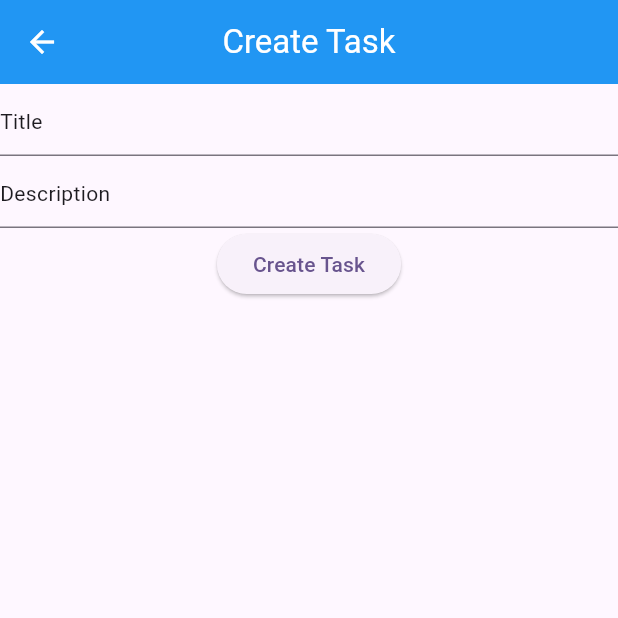
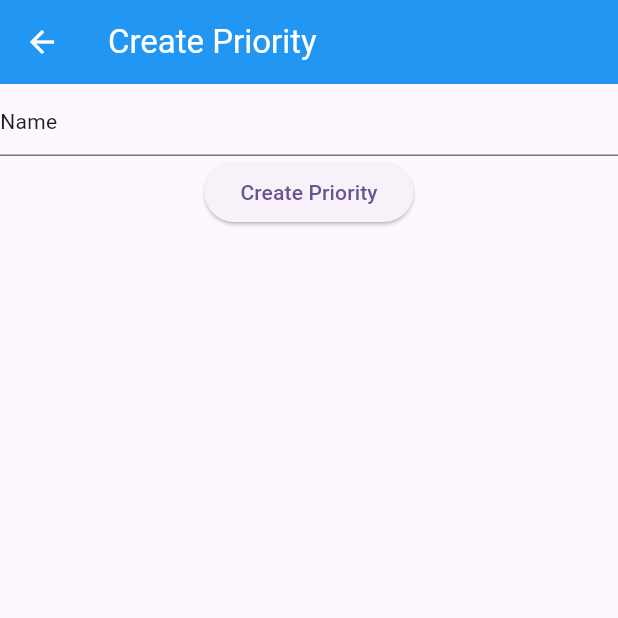
Before and after one commit to AbRehman536/haris_backend, a Flutter app: the screen it shows after launch, after a tap on the "add" icon, on a phone screen of 412 x 824 dp, the top half of it. Run offline on Flutter 3.47's test engine with Material 3 defaults, Android fonts, the phone set to English and light mode, and no system bars; our stand-ins replace cloud_firestore, firebase_core; accounts and stored records are empty.

Commit message:
Priority Task done

```diff
--- a/lib/main.dart
+++ b/lib/main.dart
@@ -1,5 +1,6 @@
 import 'package:firebase_core/firebase_core.dart';
 import 'package:flutter/material.dart';
+import 'package:haris_backend/views/priority/get_all_priority.dart';
 import 'package:haris_backend/views/tasks/get_all_task.dart';
 
 void main()async {
@@ -34,7 +35,7 @@ class MyApp extends StatelessWidget {
         // tested with just a hot reload.
         colorScheme: ColorScheme.fromSeed(seedColor: Colors.deepPurple),
       ),
-      home: GetAllTask(),
+      home: GetAllPriority(),
     );
   }
 }
--- /dev/null
+++ b/lib/models/priority.dart
@@ -0,0 +1,29 @@
+// To parse this JSON data, do
+//
+//     final priorityModel = priorityModelFromJson(jsonString);
+
+import 'dart:convert';
+
+class PriorityModel {
+  final String? docId;
+  final String? name;
+  final int? createdAt;
+
+  PriorityModel({
+    this.docId,
+    this.name,
+    this.createdAt,
+  });
+
+  factory PriorityModel.fromJson(Map<String, dynamic> json) => PriorityModel(
+    docId: json["docId"],
+    name: json["name"],
+    createdAt: json["createdAt"],
+  );
+
+  Map<String, dynamic> toJson(String priorityID) => {
+    "docId": priorityID,
+    "name": name,
+    "createdAt": createdAt,
+  };
+}
--- a/lib/models/task.dart
+++ b/lib/models/task.dart
@@ -6,6 +6,7 @@ import 'dart:convert';
 
 class TaskModel {
   final String? docId;
+  final String? priorityID;
   final String? title;
   final String? description;
   final bool? isCompleted;
@@ -13,6 +14,7 @@ class TaskModel {
 
   TaskModel({
     this.docId,
+    this.priorityID,
     this.title,
     this.description,
     this.isCompleted,
@@ -21,6 +23,7 @@ class TaskModel {
 
   factory TaskModel.fromJson(Map<String, dynamic> json) => TaskModel(
     docId: json["docID"],
+    priorityID: json["priorityID"],
     title: json["title"],
     description: json["description"],
     isCompleted: json["isCompleted"],
@@ -29,6 +32,7 @@ class TaskModel {
 
   Map<String, dynamic> toJson(String taskID) => {
     "docID": taskID,
+    "priorityID": priorityID,
     "title": title,
     "description": description,
     "isCompleted": isCompleted,
--- /dev/null
+++ b/lib/services/priority.dart
@@ -0,0 +1,50 @@
+import 'package:cloud_firestore/cloud_firestore.dart';
+import 'package:haris_backend/models/priority.dart';
+
+import '../models/task.dart';
+
+class PriorityServices{
+  String priorityCollection = "PriorityCollection";
+
+  ///Create Priority
+  Future createPriority(PriorityModel model)async{
+    DocumentReference documentReference =
+    await FirebaseFirestore.instance
+        .collection(priorityCollection)
+        .doc();
+    return await FirebaseFirestore.instance
+        .collection(priorityCollection)
+        .doc(documentReference.id)
+        .set(model.toJson(documentReference.id));
+  }
+  ///Update Priority
+  Future updatePriority(PriorityModel model)async{
+    return await FirebaseFirestore.instance
+        .collection(priorityCollection)
+        .doc(model.docId)
+        .update({"name" : model.name});
+  }
+  ///Delete Priority
+  Future deletePriority(String priorityID)async{
+    return await FirebaseFirestore.instance
+        .collection(priorityCollection)
+        .doc(priorityID)
+        .delete();
+  }
+  ///Get All Priority
+  Stream<List<PriorityModel>> getAllPriority(){
+    return FirebaseFirestore.instance
+        .collection(priorityCollection)
+        .snapshots()
+        .map((taskList) => taskList.docs
+        .map((taskJson) => PriorityModel.fromJson(taskJson.data())).toList());
+  }
+  ///Get Priority
+  Future<List<PriorityModel>> getPriority(){
+    return FirebaseFirestore.instance
+        .collection(priorityCollection)
+        .get()
+        .then((taskList) => taskList.docs
+        .map((taskJson) => PriorityModel.fromJson(taskJson.data())).toList());
+  }
+}
--- /dev/null
+++ b/lib/views/priority/create_update_priority.dart
@@ -0,0 +1,103 @@
+import 'package:flutter/material.dart';
+import 'package:haris_backend/services/priority.dart';
+
+import '../../models/priority.dart';
+
+class CreateUpdatePriority extends StatefulWidget {
+  final PriorityModel model;
+  final bool isUpdatedMode ;
+  const CreateUpdatePriority({super.key, required this.model, required this.isUpdatedMode});
+
+  @override
+  State<CreateUpdatePriority> createState() => _CreateUpdatePriorityState();
+}
+
+class _CreateUpdatePriorityState extends State<CreateUpdatePriority> {
+  TextEditingController nameController = TextEditingController();
+  bool isLoading = false;
+  @override
+  void initState(){
+    super.initState();
+    if(widget.isUpdatedMode == true) {
+      nameController = TextEditingController(
+          text: widget.model.name.toString()
+      );
+    }
+  }
+  @override
+  Widget build(BuildContext context) {
+    return Scaffold(
+      appBar: AppBar(
+        title: Text(widget.isUpdatedMode ? "Update Priority" : "Create Priority"),
+        backgroundColor: Colors.blue,
+        foregroundColor: Colors.white,
+      ),
+      body: Column(
+        children: [
+          TextField(
+            controller: nameController,
+            decoration: InputDecoration(
+              hint: Text("Name"),
+            ),
+          ),
+          isLoading ? Center(child: CircularProgressIndicator(),)
+              :ElevatedButton(onPressed: ()async{
+                try{
+                  if(widget.isUpdatedMode == true){
+                    await PriorityServices().updatePriority(
+                      PriorityModel(
+                        docId: widget.model.docId.toString(),
+                        name: nameController.text.toString(),
+                        createdAt: DateTime.now().millisecondsSinceEpoch,
+                      )
+                    ).then((value){
+                      showDialog(context: context, builder: (BuildContext context) {
+                        return AlertDialog(
+                          content: Text("Update Successfully"),
+                          actions: [
+                            TextButton(onPressed: (){
+                              Navigator.pop(context);
+                              Navigator.pop(context);
+                            }, child: Text("Ok"))
+                          ],
+                        );
+                      },);
+                    });
+                  }
+                  else{
+                    {
+                      await PriorityServices().createPriority(
+                          PriorityModel(
+                            name: nameController.text.toString(),
+                            createdAt: DateTime.now().millisecondsSinceEpoch,
+                          )
+                      ).then((value){
+                        showDialog(context: context, builder: (BuildContext context) {
+                          return AlertDialog(
+                            content: Text("Create Successfully"),
+                            actions: [
+                              TextButton(onPressed: (){
+                                Navigator.pop(context);
+                                Navigator.pop(context);
+                              }, child: Text("Ok"))
+                            ],
+                          );
+                        },);
+                      });
+                    }
+                  }
+
+                }catch(e){
+                  isLoading = false;
+                  setState(() {});
+                  ScaffoldMessenger.of(context)
+                      .showSnackBar(SnackBar(content: Text(e.toString())));
+                }
+          }, child: Text(
+            widget.isUpdatedMode ? "Update Priority" : "Create Priority"
+          ))
+        ],
+      ),
+    );
+  }
+}
--- /dev/null
+++ b/lib/views/priority/get_all_priority.dart
@@ -0,0 +1,57 @@
+import 'package:flutter/material.dart';
+import 'package:haris_backend/models/priority.dart';
+import 'package:haris_backend/services/priority.dart';
+import 'package:haris_backend/views/priority/create_update_priority.dart';
+import 'package:provider/provider.dart';
+
+class GetAllPriority extends StatelessWidget {
+  const GetAllPriority({super.key});
+
+  @override
+  Widget build(BuildContext context) {
+    return Scaffold(
+      appBar: AppBar(
+        title: Text("Get All Priority"),
+        backgroundColor: Colors.blue,
+        foregroundColor: Colors.white,
+      ),
+
+      floatingActionButton: FloatingActionButton(onPressed: (){
+        Navigator.push(context, MaterialPageRoute(builder: (context)=> CreateUpdatePriority(model: PriorityModel(), isUpdatedMode: false)));
+      },child: Icon(Icons.add),),
+      body: StreamProvider.value(
+          value: PriorityServices().getAllPriority(),
+          initialData: [PriorityModel()],
+          builder: (context, child){
+            List<PriorityModel> priorityList = context.watch<List<PriorityModel>>();
+            return ListView.builder(
+              itemCount: priorityList.length,
+              itemBuilder: (BuildContext context, int index) {
+              return ListTile(
+                leading: Icon(Icons.priority_high),
+                title: Text(priorityList[index].name.toString()),
+                trailing: Row(
+                  mainAxisSize: MainAxisSize.min,
+                  children: [
+                    IconButton(onPressed: ()async{
+                      try{
+                        await PriorityServices().deletePriority(
+                          priorityList[index].docId.toString()
+                        );
+                      }catch(e){
+                        ScaffoldMessenger.of(context)
+                            .showSnackBar(SnackBar(content: Text(e.toString())));
+                      }
+                    }, icon: Icon(Icons.delete,color: Colors.red,)),
+                    IconButton(onPressed: (){
+                      Navigator.push(context, MaterialPageRoute(builder: (context)=> CreateUpdatePriority(model: PriorityModel(), isUpdatedMode: true)));
+                    }, icon: Icon(Icons.edit,color: Colors.blue,))
+                  ],
+                ),
+              );
+            },);
+          },
+      ),
+    );
+  }
+}
```
